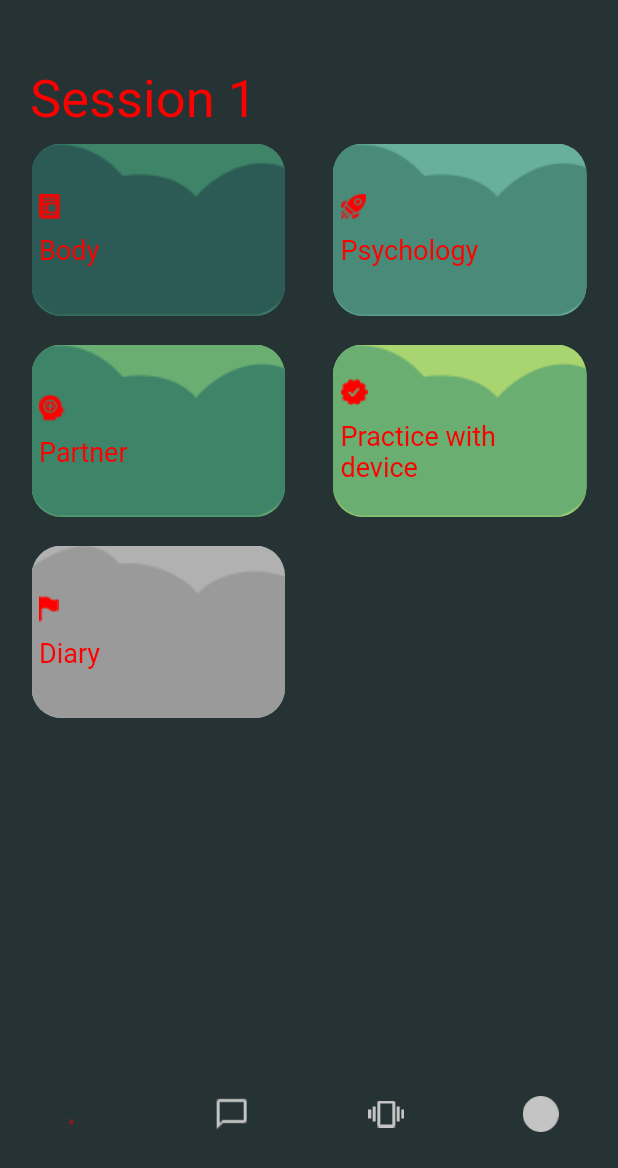
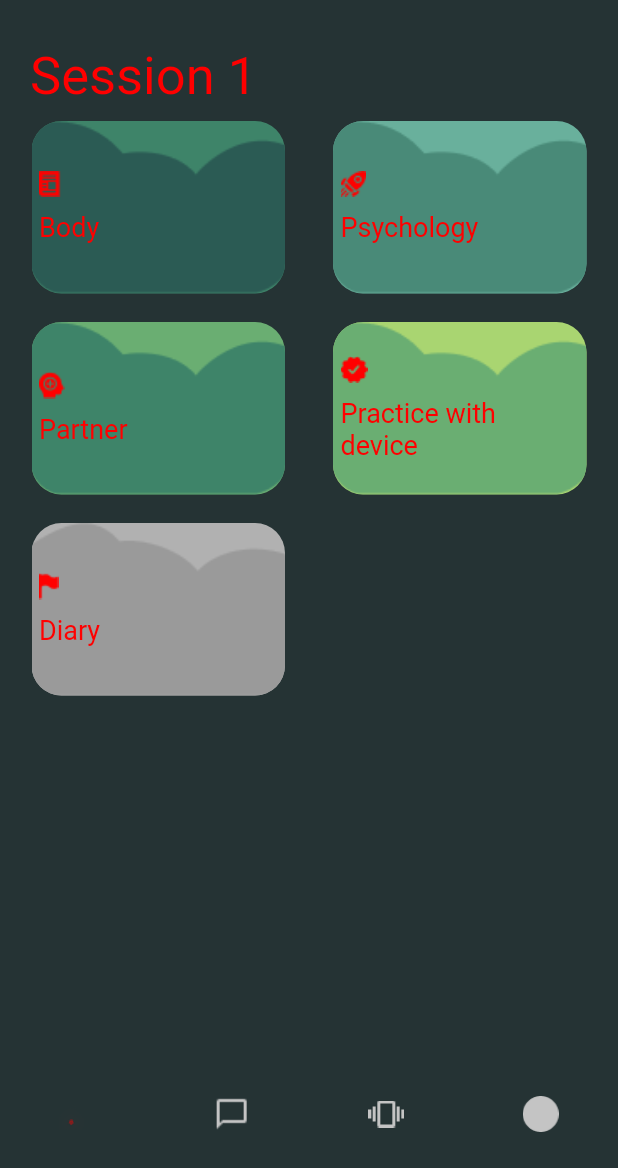
Before and after one commit to LiubovKostomarova/Female_Health_App, a Flutter app: the screen it shows after launch, on a phone screen of 412 x 824 dp, the part 68-1236 px from its top. Run offline on Flutter 3.47's test engine with Material 2 defaults, Android fonts, the phone set to English and light mode, and no system bars; Roboto replaces fonts that are missing (Alegreya).

Commit message:
padding adjusted

```diff
--- a/lib/screens/session.dart
+++ b/lib/screens/session.dart
@@ -174,7 +174,7 @@ class SessionTypesListScreen extends StatelessWidget {
         appBar: BaseAppBar(),
         body: Column(children: [
           Container(
-              padding: const EdgeInsets.only(left: 20, top: 35),
+              padding: const EdgeInsets.only(left: 20, top: 20),
               child: Align(
                   alignment: Alignment.centerLeft,
                   child: Text('Session 1',
```
